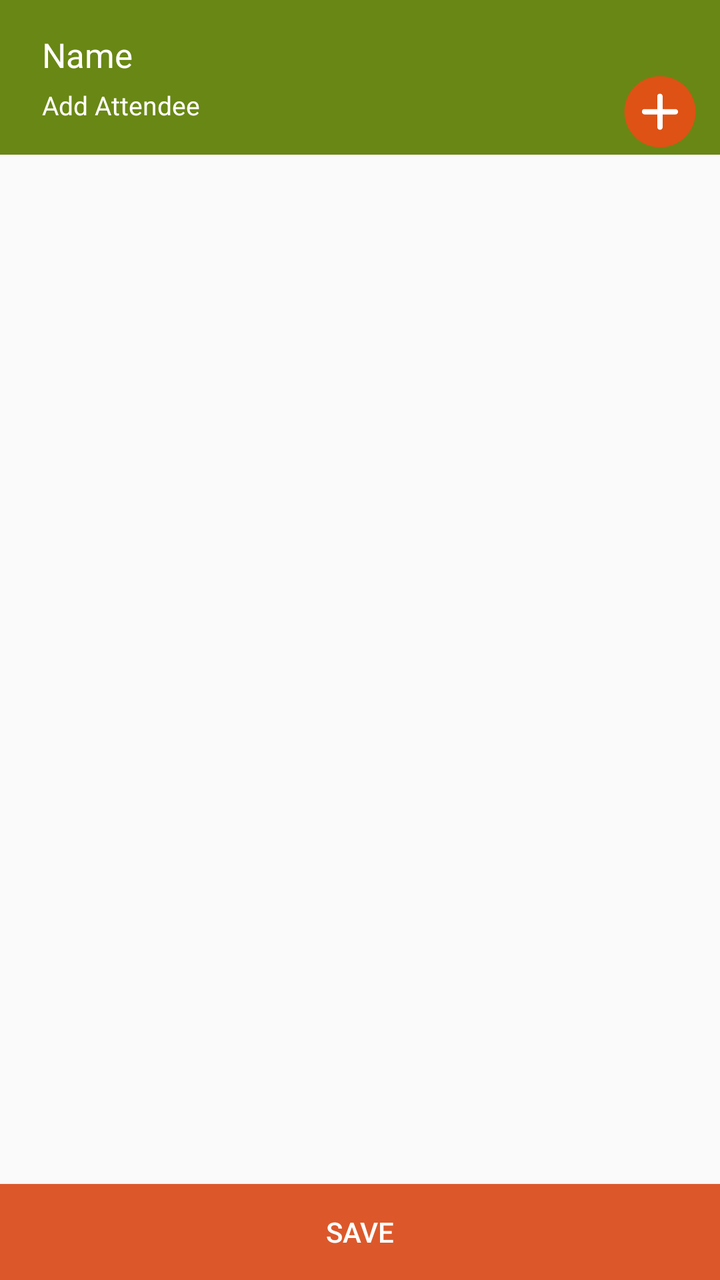
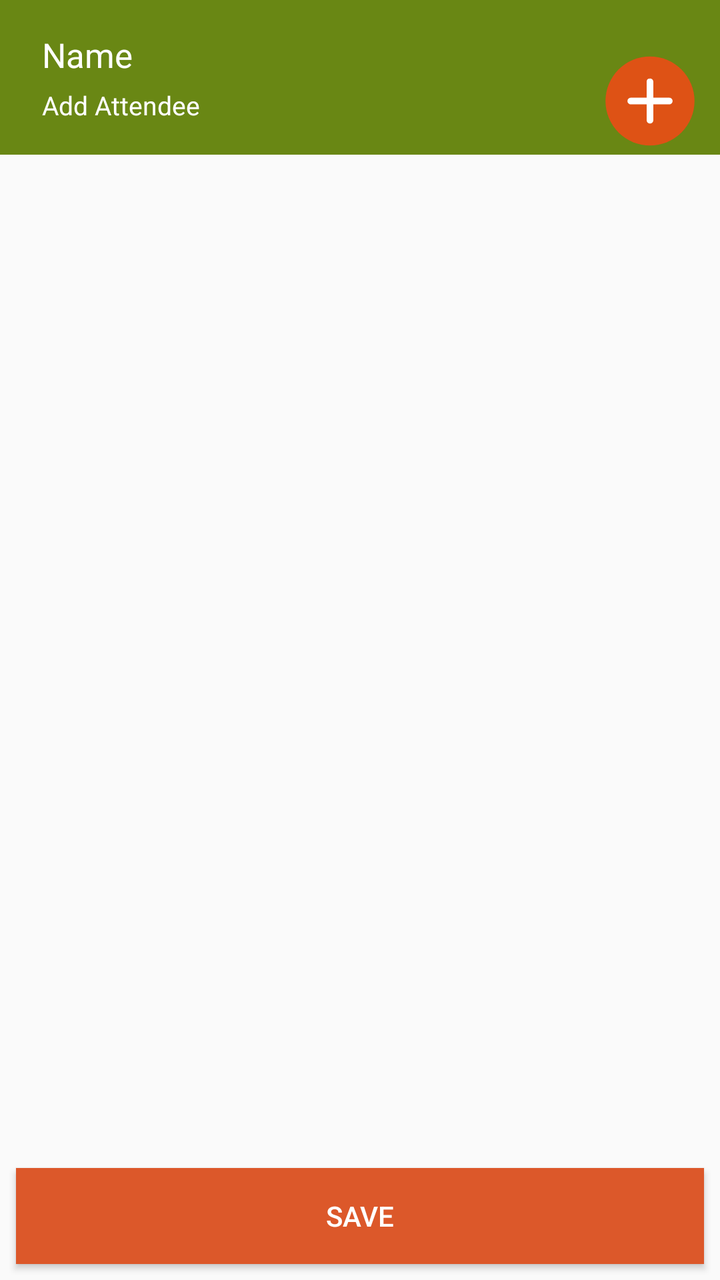

The first picture is an Android layout as it rendered before a commit; the second is the same layout after the commit. The layout source and the unified diff follow.
<!-- AndroidManifest.xml: application theme AppCompactTheme -->
<!-- res/layout/layout_register_additional_trainee.xml -->
<?xml version="1.0" encoding="utf-8"?>
<androidx.constraintlayout.widget.ConstraintLayout
    xmlns:android="http://schemas.android.com/apk/res/android" android:layout_width="match_parent"
    android:layout_height="match_parent">

    <RelativeLayout xmlns:android="http://schemas.android.com/apk/res/android"
        xmlns:app="http://schemas.android.com/apk/res-auto"
        xmlns:tools="http://schemas.android.com/tools" android:layout_width="match_parent"
        android:layout_height="match_parent"
        android:background="@color/ofis_page_background"
        tools:context="com.olam.digital.ofis.RegisterAdditionalTrainee"
        android:focusableInTouchMode="true"
        tools:ignore="Overdraw">


        
        <LinearLayout
            android:orientation="horizontal"
            android:layout_width="match_parent"
            android:layout_height="match_parent"
            android:background="@color/background_attendee"
            android:layout_below="@+id/topSection">

            <ScrollView
                android:layout_width="match_parent"
                android:layout_height="match_parent"
                android:id="@+id/scrollView"
                tools:ignore="UselessParent">

                <LinearLayout
                    android:orientation="vertical"
                    android:layout_width="match_parent"
                    android:layout_height="wrap_content"
                    android:id="@+id/bottomSectionContainer"
                    android:background="@color/background_attendee"
                    android:paddingLeft="@dimen/activity_horizontal_margin"
                    android:paddingRight="@dimen/activity_horizontal_margin"
                    android:paddingBottom="40dp"
                    android:paddingTop="@dimen/activity_vertical_margin">
                </LinearLayout>

            </ScrollView>
        </LinearLayout>

        <Button
            android:id="@+id/btnSaveAttendees"
            android:text="@string/Save"
            android:layout_alignParentBottom="true"
            android:layout_width="match_parent"
            android:textColor="@color/white"
            android:background="@color/dark_orange"
            android:layout_height="wrap_content"/>

        
        <LinearLayout
            android:orientation="horizontal"
            android:layout_width="match_parent"
            android:layout_height="wrap_content"
            android:id="@+id/topSection"
            android:background="@color/ofis_farmer_screen_actions_background"
            android:baselineAligned="false"
            android:paddingBottom="0dp"
            android:layout_margin="0dp"
            android:weightSum="10">

            
            <LinearLayout
                android:orientation="vertical"
                android:layout_width="0dp"
                android:layout_height="wrap_content"
                android:layout_weight="8"
                android:paddingLeft="@dimen/activity_horizontal_margin"
                android:paddingTop="@dimen/activity_vertical_margin"
                android:paddingRight="@dimen/activity_horizontal_margin"
                android:paddingBottom="@dimen/activity_vertical_margin">

                <TextView
                    android:id="@+id/tvFarmerName"
                    android:layout_width="match_parent"
                    android:layout_height="wrap_content"
                    android:paddingLeft="5dp"
                    android:paddingRight="0dp"
                    android:text="Name"
                    android:textColor="@color/ofis_base_font_white"
                    android:textSize="@dimen/ofis_large_text" />
                <TextView
                    android:id="@+id/addAttendeeDesc"
                    android:layout_width="match_parent"
                    android:layout_height="wrap_content"
                    android:text="@string/add_attendee"
                    android:textColor="@color/ofis_base_font_white"
                    android:layout_marginTop="@dimen/mapview_magrin"
                    android:paddingRight="0dp"
                    android:paddingLeft="5dp"
                    android:textSize="@dimen/ofis_small_text"
                    tools:ignore="RtlHardcoded" />


            </LinearLayout>
            
            <RelativeLayout
                android:orientation="horizontal"
                android:layout_width="0dp"
                android:layout_height="match_parent"
                android:layout_weight="2"
                android:paddingTop="25dp"
                android:paddingLeft="0dp"
                android:paddingRight="10dp">

                <ImageButton
                    android:layout_width="wrap_content"
                    android:layout_height="wrap_content"
                    android:id="@+id/btnAddAttendee"
                    android:src="@drawable/ic_add_active"
                    android:scaleType="center"
                    android:background="@android:color/transparent"
                    android:contentDescription="@string/Save"
                    android:layout_alignParentBottom="true"
                    android:layout_alignParentRight="true"
                    />

            </RelativeLayout>

        </LinearLayout>

    </RelativeLayout>

</androidx.constraintlayout.widget.ConstraintLayout>
<!-- resources referenced by this layout -->
<resources>
  <color name="background_attendee">#FAFAFA</color>
  <color name="dark_orange">#DC582A</color>
  <color name="ofis_base_font_white">#ffffff</color>
  <color name="ofis_farmer_screen_actions_background">#698714</color>
  <color name="ofis_page_background">#fffafafa</color>
  <color name="white">#FFFFFF</color>
  <dimen name="activity_horizontal_margin">16dp</dimen>
  <dimen name="activity_vertical_margin">16dp</dimen>
  <dimen name="mapview_magrin">5dp</dimen>
  <dimen name="ofis_large_text">17sp</dimen>
  <dimen name="ofis_small_text">13sp</dimen>
  <!-- drawable ic_add_active (drawable) -->
  <vector android:height="40dp" android:viewportHeight="82"
      android:viewportWidth="82" android:width="40dp" xmlns:android="http://schemas.android.com/apk/res/android">
      <path android:fillColor="#de5215" android:pathData="M41,38m-36.5,0a36.5,36.5 0,1 1,73 0a36.5,36.5 0,1 1,-73 0"/>
      <path android:fillColor="#fff" android:fillType="evenOdd"
          android:pathData="M40.8,20.5A1.745,1.745 0,0 0,39.24 22.273v14.01L25.246,36.283a1.744,1.744 0,1 0,0 3.489L39.24,39.772L39.24,53.755a1.746,1.746 0,0 0,3.492 0L42.732,39.773L56.754,39.773a1.745,1.745 0,1 0,0 -3.489L42.732,36.284L42.732,22.273A1.745,1.745 0,0 0,40.959 20.5q-0.082,0 -0.164,0Z"
          android:strokeColor="#fff" android:strokeWidth="2"/>
  </vector>
  <string name="Save">Save</string>
  <string name="add_attendee">Add Attendee</string>
  <style name="AppCompactTheme" parent="Theme.AppCompat.Light">
          
          <item name="spinnerStyle">@android:style/Widget.Holo.Light.Spinner</item>
          <item name="android:spinnerItemStyle">@style/SpinnerItem</item>
          <item name="spinnerDropDownItemStyle">@style/SpinnerItem.DropDownItem</item>
          <item name="dropDownListViewStyle">@style/StandardSpinner</item>
  
          <item name="actionBarStyle">@style/AppTheme.ActionBarStyle</item>
          <item name="android:splitMotionEvents">false</item>
          <item name="android:windowEnableSplitTouch">false</item>
  
      </style>
  <style name="SpinnerItem" parent="Widget.AppCompat.TextView.SpinnerItem">
          <item name="android:textColor">@color/ofis_base_font_white</item>
          <item name="android:textSize">@dimen/ofis_spinner_text</item>
      </style>
  <style name="SpinnerItem.DropDownItem" parent="Widget.AppCompat.Light.DropDownItem.Spinner">
          <item name="android:textColor">@color/ofis_text_field</item>
          <item name="background">@color/ofis_spinner_item_background</item>
      </style>
  <style name="StandardSpinner" parent="Widget.AppCompat.ListView.DropDown">
          <item name="android:dividerHeight">@dimen/ofis_spinner_itemseparator</item>
          <item name="divider">@color/ofis_spinner_divider</item>
      </style>
  <style name="AppTheme.ActionBarStyle" parent="Theme.AppCompat.Light">
          <item name="titleTextStyle">@style/AppTheme.ActionBar.TitleTextStyle</item>
      </style>
  <dimen name="ofis_spinner_text">14sp</dimen>
  <color name="ofis_text_field">#DE000000</color>
  <color name="ofis_spinner_item_background">@color/ofis_actionbar_background</color>
  <dimen name="ofis_spinner_itemseparator">1dp</dimen>
  <color name="ofis_spinner_divider">#ff333333</color>
  <style name="AppTheme.ActionBar.TitleTextStyle" parent="android:TextAppearance">
          <item name="android:textSize">@dimen/ofis_large_text</item>
          <item name="android:textStyle">bold</item>
      </style>
  <color name="ofis_actionbar_background">#dddddd</color>
</resources>

<!-- the commit's change to res/layout/layout_register_additional_trainee.xml (unified diff, before → after) -->
@@ -18,6 +18,7 @@
             android:orientation="horizontal"
             android:layout_width="match_parent"
             android:layout_height="match_parent"
+            android:layout_above="@+id/btnSaveAttendees"
             android:background="@color/background_attendee"
             android:layout_below="@+id/topSection">
 
@@ -48,6 +49,7 @@
             android:layout_alignParentBottom="true"
             android:layout_width="match_parent"
             android:textColor="@color/white"
+            android:layout_margin="@dimen/home_activity_horizontal_margin"
             android:background="@color/dark_orange"
             android:layout_height="wrap_content"/>
 
<!-- resource entries referenced after the edit -->
@@ -8,12 +8,13 @@
   <color name="white">#FFFFFF</color>
   <dimen name="activity_horizontal_margin">16dp</dimen>
   <dimen name="activity_vertical_margin">16dp</dimen>
+  <dimen name="home_activity_horizontal_margin">8dp</dimen>
   <dimen name="mapview_magrin">5dp</dimen>
   <dimen name="ofis_large_text">17sp</dimen>
   <dimen name="ofis_small_text">13sp</dimen>
   <!-- drawable ic_add_active (drawable) -->
-  <vector android:height="40dp" android:viewportHeight="82"
-      android:viewportWidth="82" android:width="40dp" xmlns:android="http://schemas.android.com/apk/res/android">
+  <vector android:height="50dp" android:viewportHeight="82"
+      android:viewportWidth="82" android:width="50dp" xmlns:android="http://schemas.android.com/apk/res/android">
       <path android:fillColor="#de5215" android:pathData="M41,38m-36.5,0a36.5,36.5 0,1 1,73 0a36.5,36.5 0,1 1,-73 0"/>
       <path android:fillColor="#fff" android:fillType="evenOdd"
           android:pathData="M40.8,20.5A1.745,1.745 0,0 0,39.24 22.273v14.01L25.246,36.283a1.744,1.744 0,1 0,0 3.489L39.24,39.772L39.24,53.755a1.746,1.746 0,0 0,3.492 0L42.732,39.773L56.754,39.773a1.745,1.745 0,1 0,0 -3.489L42.732,36.284L42.732,22.273A1.745,1.745 0,0 0,40.959 20.5q-0.082,0 -0.164,0Z"
